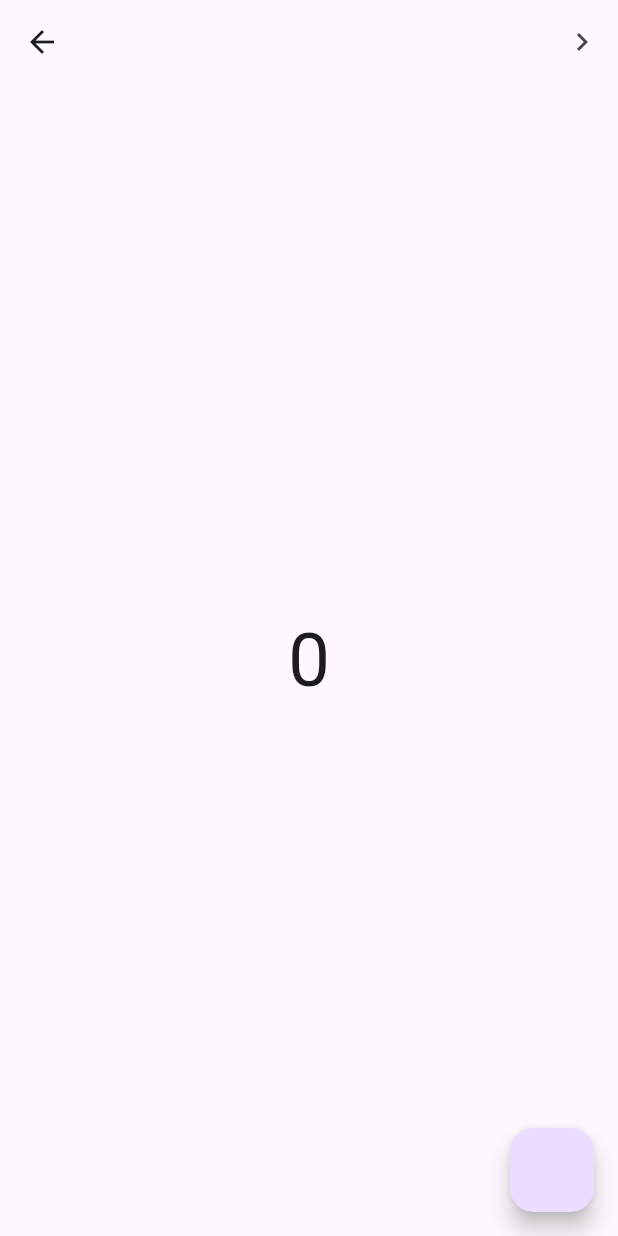
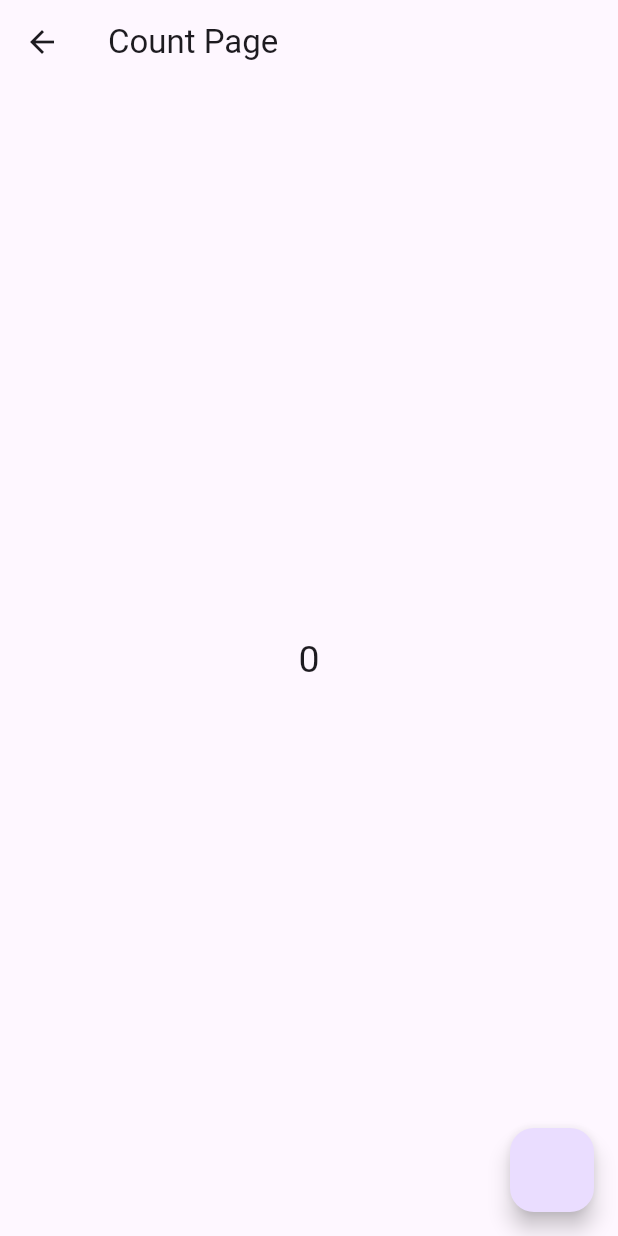
Before and after one commit to hafid-js/Flutter-GetX, a Flutter app: the CountPage screen opened directly, on a phone screen of 412 x 824 dp. Run offline on Flutter 3.47's test engine with Material 3 defaults, Android fonts, the phone set to English and light mode, and no system bars; our stand-ins replace get, shared_preferences; accounts and stored records are empty.

```diff
--- /dev/null
+++ b/devtools_options.yaml
@@ -0,0 +1,3 @@
+description: This file stores settings for Dart & Flutter DevTools.
+documentation: https://docs.flutter.dev/tools/devtools/extensions#configure-extension-enablement-states
+extensions:
--- a/lib/main.dart
+++ b/lib/main.dart
@@ -1,13 +1,12 @@
 import 'package:flutter/material.dart';
 import 'package:get/get.dart';
+import 'package:shared_preferences/shared_preferences.dart';
 
 void main() {
   runApp(MyApp());
 }
 
 class MyApp extends StatelessWidget {
-  final c = Get.lazyPut(() => MyController(), tag: 'tag-text', fenix: true);
-
   @override
   Widget build(BuildContext context) {
     return GetMaterialApp(home: HomePage());
@@ -15,71 +14,51 @@ class MyApp extends StatelessWidget {
 }
 
 class HomePage extends StatelessWidget {
-
   @override
   Widget build(BuildContext context) {
     return Scaffold(
-      appBar: AppBar(
-        actions: [
-          IconButton(
-            onPressed: () => Get.to(() => CountPage()),
-            icon: Icon(Icons.keyboard_arrow_right),
-          ),
-        ],
-      ),
-      body: Center(child: Text("Home Page", style: TextStyle(fontSize: 50))),
-    );
-  }
-}
-
-class CountPage extends StatelessWidget {
-  final c = Get.put(MyController(), permanent: true, tag: 'tag-count' );
-  // final c = Get.find<MyController>();
-
-  @override
-  Widget build(BuildContext context) {
-    return Scaffold(
-      appBar: AppBar(
-        actions: [
-          IconButton(
-            onPressed: () => Get.to(() => TextPage()),
-            icon: Icon(Icons.keyboard_arrow_right),
-          ),
-        ],
-      ),
+      appBar: AppBar(title: Text("Home Page")),
       body: Center(
-        child: Obx(() => Text("${c.count}", style: TextStyle(fontSize: 50))),
-      ),
-      floatingActionButton: FloatingActionButton(onPressed: () => c.add()),
-    );
-  }
-}
-
-class TextPage extends StatelessWidget {
-  // final c = Get.put(MyController(), permanent: false, tag: 'tag-text');
-  final c = Get.find<MyController>(tag: 'tag-text');
-
-  @override
-  Widget build(BuildContext context) {
-    return Scaffold(
-      appBar: AppBar(),
-      body: Padding(
-        padding: const EdgeInsets.all(20),
-        child: Center(
-          child: TextField(
-            controller: c.textC,
-            decoration: InputDecoration(border: OutlineInputBorder()),
-          ),
+        child: Column(
+          mainAxisAlignment: MainAxisAlignment.center,
+          children: [
+            Text("Home Page"),
+            OutlinedButton(
+              onPressed: () => Get.to(() => CountPage()),
+              child: Text("Next Page >>"),
+            ),
+          ],
         ),
       ),
     );
   }
 }
 
-class MyController extends GetxController {
-  var count = 0.obs;
+class CountPage extends StatelessWidget {
+  final count = 0.obs;
 
-  var textC = TextEditingController();
+  @override
+  Widget build(BuildContext context) {
+    return Scaffold(
+      appBar: AppBar(title: Text("Count Page")),
+      body: Center(
+        child: Column(
+          mainAxisAlignment: MainAxisAlignment.center,
+          children: [
+            Obx(() => Text("${count}", style: TextStyle(fontSize: 25))),
+            // OutlinedButton(onPressed: ()=> Get.to(() => CountPage()), child: Text("Next Page >>"))
+          ],
+        ),
+      ),
+      floatingActionButton: FloatingActionButton(
+        onPressed: () => Get.putAsync<SharedPreferences>(() async {
+          final prefs = await SharedPreferences.getInstance();
+          await prefs.setInt('counter', 99);
 
-  void add() => count++;
+          count.value = prefs.getInt('counter')!.toInt();
+          return prefs;
+        }),
+      ),
+    );
+  }
 }
--- a/pubspec.yaml
+++ b/pubspec.yaml
@@ -31,6 +31,7 @@ dependencies:
   flutter:
     sdk: flutter
   get: ^4.7.2
+  shared_preferences: ^2.5.3
 
   # The following adds the Cupertino Icons font to your application.
   # Use with the CupertinoIcons class for iOS style icons.
```
Also changed, not shown: pubspec.lock, 10 other files.
